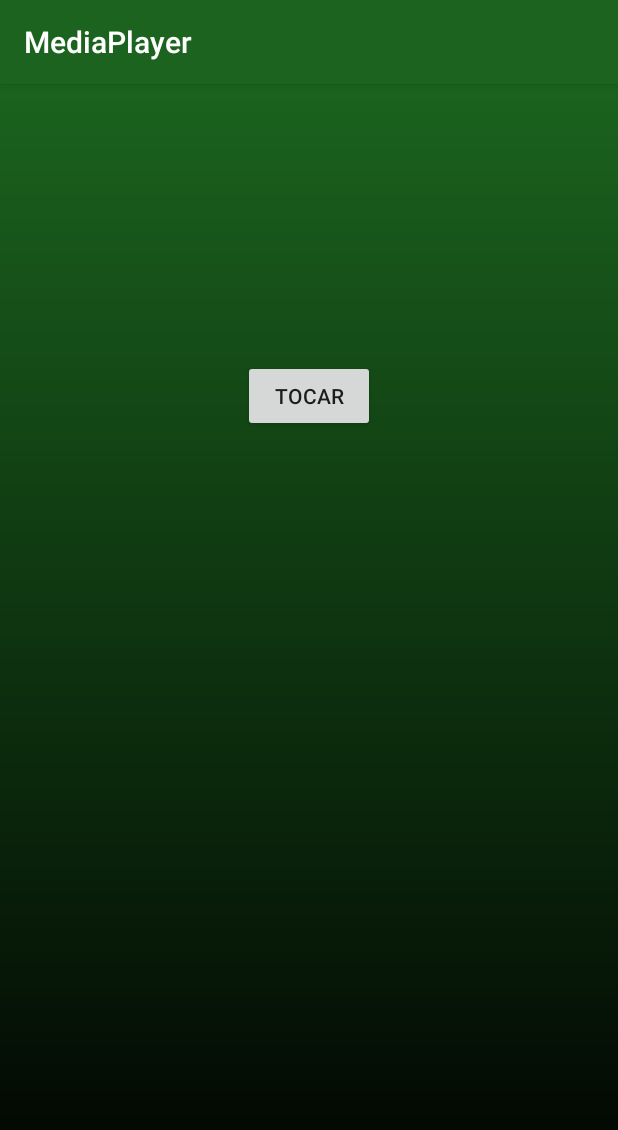
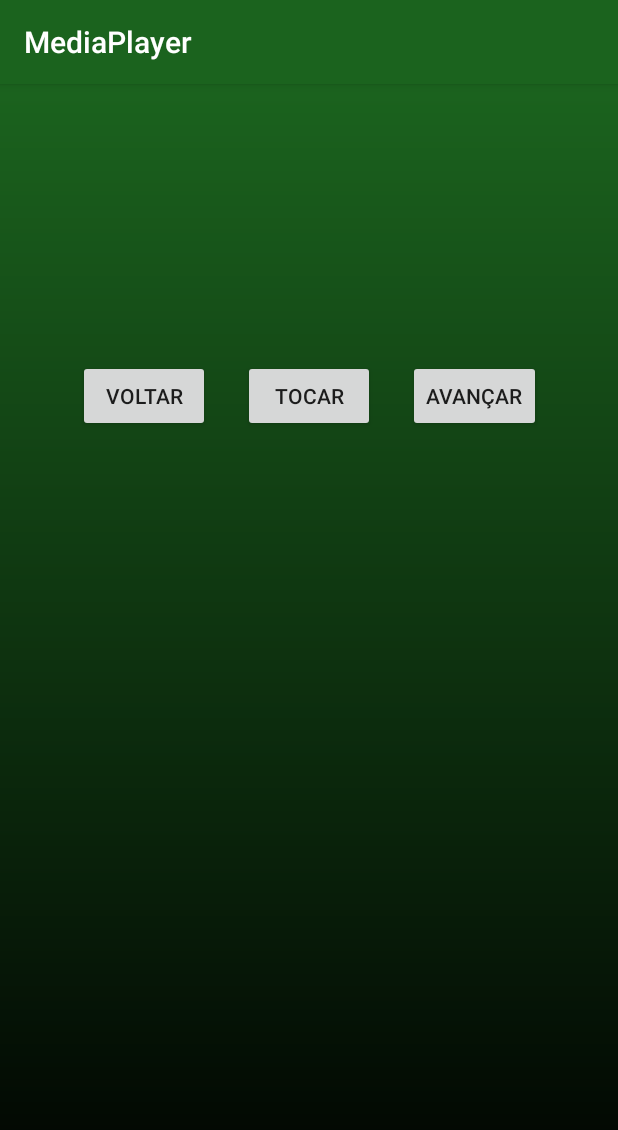
Before and after one commit to lucasvieira93/RadioRazor, an Android app: the screen it shows after launch (MainActivity), on a phone screen of 412 x 824 dp. Shown: the top 1130 px of the screen. Run offline under Robolectric (Android 15) with nearby library versions, the phone set to English and light mode, and no system bars.

Commit message:
Adicionado botões avançar/voltar
Necessário criar as funções para o funcionamento

```diff
--- a/app/src/main/java/com/lucasvieira93/mediaplayer/MainActivity.java
+++ b/app/src/main/java/com/lucasvieira93/mediaplayer/MainActivity.java
@@ -6,10 +6,11 @@ import android.media.MediaPlayer;
 import android.os.Bundle;
 import android.view.View;
 import android.widget.Button;
+import android.widget.Toast;
 
 public class MainActivity extends AppCompatActivity {
 
-    private Button botaoTocar;
+    private Button botaoTocar, botaoVoltar, botaoAvancar;
     private MediaPlayer mediaPlayer;
 
     @Override
@@ -17,6 +18,8 @@ public class MainActivity extends AppCompatActivity {
         super.onCreate(savedInstanceState);
         setContentView(R.layout.activity_main);
 
+        botaoVoltar = findViewById(R.id.botaoVoltarId);
+        botaoAvancar = findViewById(R.id.botaoAvancarId);
         botaoTocar = findViewById(R.id.botaoTocarId);
         mediaPlayer = MediaPlayer.create(MainActivity.this, R.raw.razor);
 
@@ -32,13 +35,28 @@ public class MainActivity extends AppCompatActivity {
         });
     }
 
+    @Override
+    protected void onDestroy() {
+        super.onDestroy();
+        if(mediaPlayer != null){
+            mediaPlayer.release();
+            Toast.makeText(this, "Obrigado por ouvir Razor!", Toast.LENGTH_SHORT).show();
+        }
+    }
+
     private void tocarMusica(){
 
         if(mediaPlayer != null){
             mediaPlayer.start();
             botaoTocar.setText("Pausar");
         }
+    }
 
+    private void pararMusica(){
+        if (mediaPlayer != null) {
+            mediaPlayer.stop();
+            botaoTocar.setText("Tocar");
+        }
     }
 
     private void pausarMusica(){
@@ -47,4 +65,10 @@ public class MainActivity extends AppCompatActivity {
             botaoTocar.setText("Tocar");
         }
     }
+
+    private void voltarMusica(){
+    }
+
+    private void avançarMusica(){
+    }
 }
--- a/app/src/main/res/layout/activity_main.xml
+++ b/app/src/main/res/layout/activity_main.xml
@@ -16,4 +16,24 @@
         app:layout_constraintEnd_toEndOf="parent"
         app:layout_constraintStart_toStartOf="parent"
         app:layout_constraintTop_toTopOf="parent" />
+
+    <Button
+        android:id="@+id/botaoVoltarId"
+        android:layout_width="wrap_content"
+        android:layout_height="wrap_content"
+        android:layout_marginTop="184dp"
+        android:layout_marginEnd="22dp"
+        android:text="Voltar"
+        app:layout_constraintEnd_toStartOf="@+id/botaoTocarId"
+        app:layout_constraintTop_toTopOf="parent" />
+
+    <Button
+        android:id="@+id/botaoAvancarId"
+        android:layout_width="wrap_content"
+        android:layout_height="wrap_content"
+        android:layout_marginStart="22dp"
+        android:layout_marginTop="184dp"
+        android:text="Avançar"
+        app:layout_constraintStart_toEndOf="@+id/botaoTocarId"
+        app:layout_constraintTop_toTopOf="parent" />
 </androidx.constraintlayout.widget.ConstraintLayout>
```
Also changed, not shown: 1 other file.
